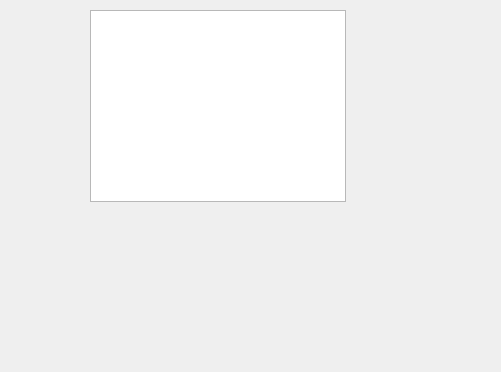
First picture: the form in projects/ProjectManager/tabs/git/brancheswindow.ui, repository darkFrancis/ProjectManager, before the edit.
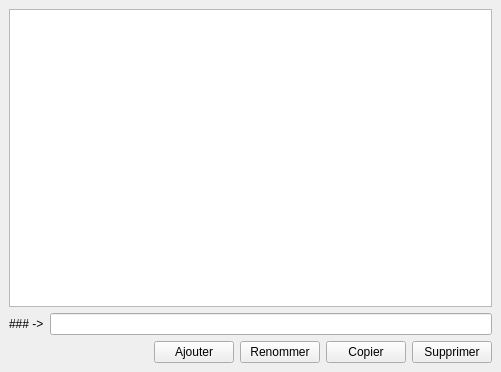
Second picture: the form after the edit.

Commit message: Design branches window

What changed in the file:
```diff
--- a/projects/ProjectManager/tabs/git/brancheswindow.ui
+++ b/projects/ProjectManager/tabs/git/brancheswindow.ui
@@ -14,22 +14,77 @@
    <string>MainWindow</string>
   </property>
   <widget class="QWidget" name="centralwidget">
-   <widget class="QListWidget" name="listWidget_branch">
-    <property name="geometry">
-     <rect>
-      <x>90</x>
-      <y>10</y>
-      <width>256</width>
-      <height>192</height>
-     </rect>
-    </property>
-    <property name="editTriggers">
-     <set>QAbstractItemView::NoEditTriggers</set>
-    </property>
-    <property name="sortingEnabled">
-     <bool>true</bool>
-    </property>
-   </widget>
+   <layout class="QVBoxLayout" name="verticalLayout">
+    <item>
+     <widget class="QListWidget" name="listWidget_branch">
+      <property name="editTriggers">
+       <set>QAbstractItemView::NoEditTriggers</set>
+      </property>
+      <property name="sortingEnabled">
+       <bool>true</bool>
+      </property>
+     </widget>
+    </item>
+    <item>
+     <layout class="QHBoxLayout" name="horizontalLayout">
+      <item>
+       <widget class="QLabel" name="label_selected">
+        <property name="text">
+         <string>### -&gt;</string>
+        </property>
+       </widget>
+      </item>
+      <item>
+       <widget class="QLineEdit" name="lineEdit_add"/>
+      </item>
+     </layout>
+    </item>
+    <item>
+     <layout class="QGridLayout" name="gridLayout">
+      <item row="0" column="3">
+       <widget class="QPushButton" name="pushButton_copy">
+        <property name="text">
+         <string>Copier</string>
+        </property>
+       </widget>
+      </item>
+      <item row="0" column="4">
+       <widget class="QPushButton" name="pushButton_remove">
+        <property name="text">
+         <string>Supprimer</string>
+        </property>
+       </widget>
+      </item>
+      <item row="0" column="2">
+       <widget class="QPushButton" name="pushButton_rename">
+        <property name="text">
+         <string>Renommer</string>
+        </property>
+       </widget>
+      </item>
+      <item row="0" column="1">
+       <widget class="QPushButton" name="pushButton_add">
+        <property name="text">
+         <string>Ajouter</string>
+        </property>
+       </widget>
+      </item>
+      <item row="0" column="0">
+       <spacer name="horizontalSpacer">
+        <property name="orientation">
+         <enum>Qt::Horizontal</enum>
+        </property>
+        <property name="sizeHint" stdset="0">
+         <size>
+          <width>40</width>
+          <height>20</height>
+         </size>
+        </property>
+       </spacer>
+      </item>
+     </layout>
+    </item>
+   </layout>
   </widget>
  </widget>
  <resources/>
```
The commit also changes 5 other files.
